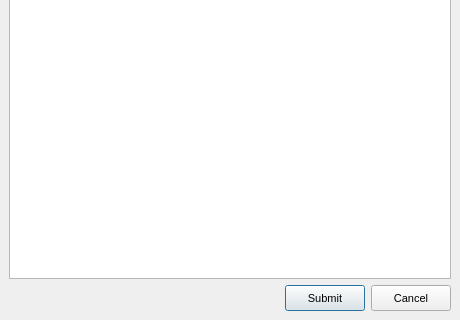
Before: the Qt Designer form Source/MEGASync/gui/PasteMegaLinksDialog.ui in meganz/MEGAsync, drawn with Qt 5; both pictures show x 0 to 460 and y 140 to 460 of the 460 by 460 pixel window.
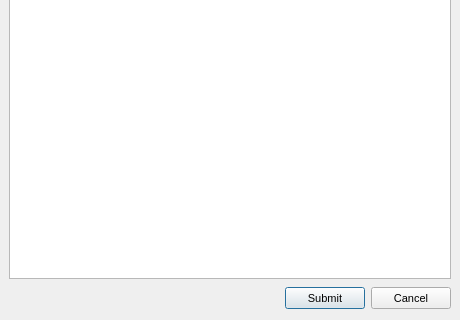
After: the same form once the commit is applied.

```diff
--- a/Source/MEGASync/gui/PasteMegaLinksDialog.ui
+++ b/Source/MEGASync/gui/PasteMegaLinksDialog.ui
@@ -47,8 +47,8 @@
 
 QPushButton
 {
-    min-height: 24px;
-	height: 24px;
+    min-height: 14px;
+	height: 14px;
 }
 </string>
   </property>
@@ -87,6 +87,12 @@
    </item>
    <item>
     <widget class="QWidget" name="widget" native="true">
+     <property name="minimumSize">
+      <size>
+       <width>0</width>
+       <height>26</height>
+      </size>
+     </property>
      <property name="maximumSize">
       <size>
        <width>16777215</width>
```
